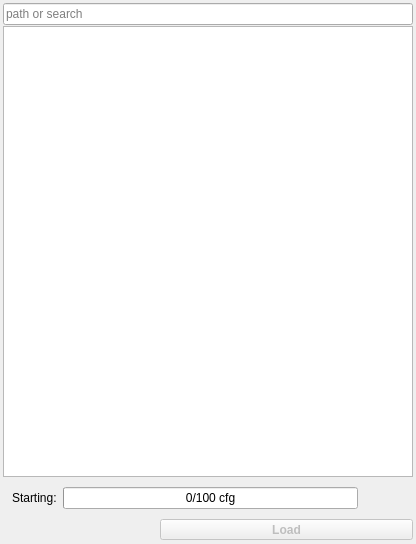
This is fkie_node_manager/src/fkie_node_manager/ui/LaunchFilesDockWidget.ui in fkie/multimaster_fkie as Qt 5 draws it before an edit. The edited form follows.
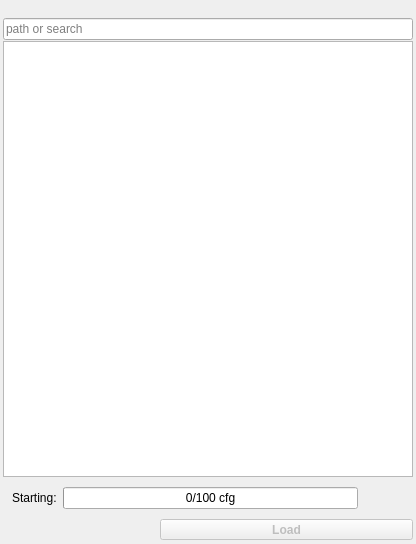
This is the edited form. Icons and pictures are not drawn. Custom widgets are drawn as their Qt base class.

Commit message: added label for host name in launch widget

```diff
--- a/fkie_node_manager/src/fkie_node_manager/ui/LaunchFilesDockWidget.ui
+++ b/fkie_node_manager/src/fkie_node_manager/ui/LaunchFilesDockWidget.ui
@@ -33,6 +33,13 @@
     <property name="bottomMargin">
      <number>3</number>
     </property>
+    <item>
+    <widget class="QLabel" name="hostLabel">
+      <property name="text">
+      <string/>
+      </property>
+    </widget>
+    </item>
     <item>
      <widget class="QFrame" name="ui_launch_filter_frame">
       <layout class="QHBoxLayout" name="horizontalLayout_8">
```
The commit also changes 1 other file.
